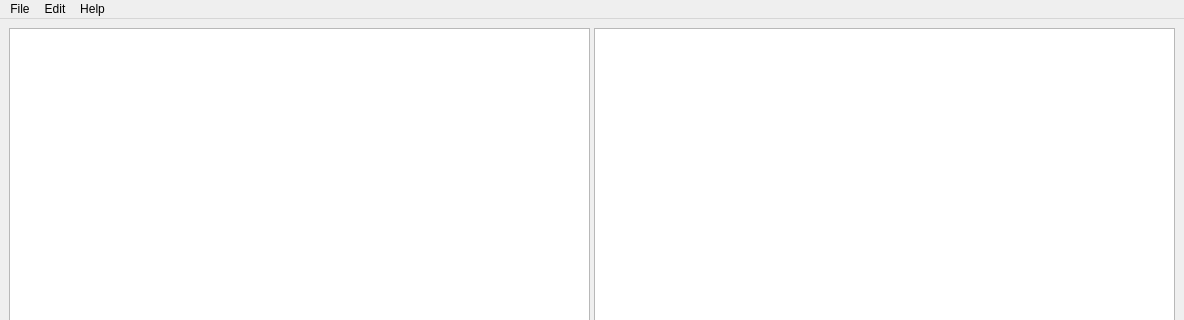
Before: the Qt Designer form src/mainwindow.ui in Kevonosdiaz/playlist-manager, drawn with Qt 5; both pictures show x 0 to 1184 and y 0 to 320 of the 1184 by 730 pixel window.
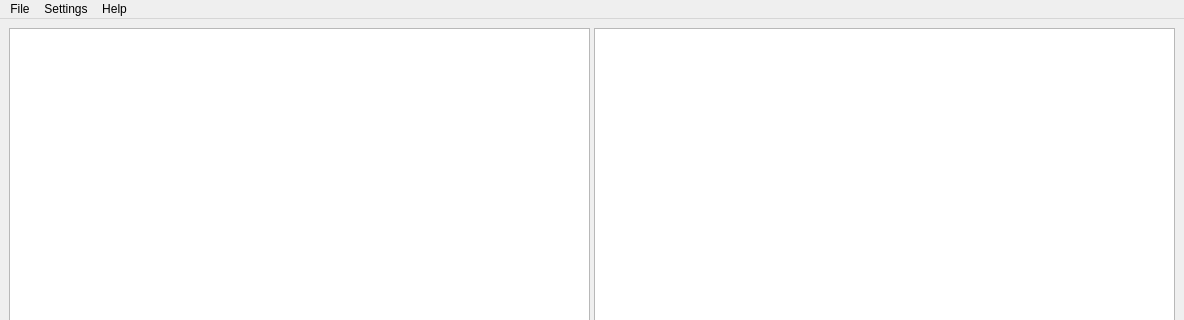
After: the same form once the commit is applied.

Commit message: feat(wip): add menu actions for toggling recursive/append mode to directory open

The edit to the form file:
```diff
--- a/src/mainwindow.ui
+++ b/src/mainwindow.ui
@@ -64,19 +64,22 @@
     <addaction name="actionOpenFile"/>
     <addaction name="actionOpenDirectory"/>
    </widget>
-   <widget class="QMenu" name="menuEdit">
-    <property name="title">
-     <string>Edit</string>
-    </property>
-   </widget>
    <widget class="QMenu" name="menuHelp">
     <property name="title">
      <string>Help</string>
     </property>
     <addaction name="actionAbout_Qt"/>
    </widget>
+   <widget class="QMenu" name="menuSettings">
+    <property name="title">
+     <string>Settings</string>
+    </property>
+    <addaction name="actionSet_File_Explorer_Root"/>
+    <addaction name="actionToggle_Recursive_Directory_Scan"/>
+    <addaction name="actionToggle_Append_Directory_Scan"/>
+   </widget>
    <addaction name="menuFile"/>
-   <addaction name="menuEdit"/>
+   <addaction name="menuSettings"/>
    <addaction name="menuHelp"/>
   </widget>
   <widget class="QStatusBar" name="statusbar"/>
```
Left out of the diff: 15 changed lines with no effect on the pictures.
